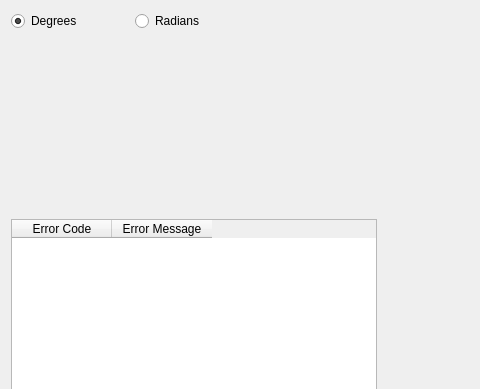
Qt form Source/Plugins/OrientationAnalysis/FilterParameterWidgets/UI_Files/OrientationUtilityWidget.ui (BlueQuartzSoftware/DREAM3D) before a commit; both pictures show x 0 to 480 and y 0 to 389 of the 562 by 479 pixel window.
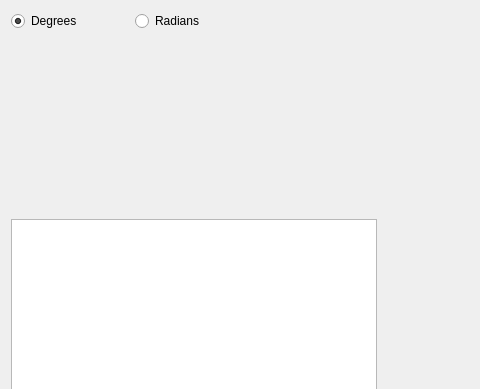
The same form after that commit. Custom widgets are drawn as their Qt base class.

Commit message: Making some last tweaks to the Orientation Utility.

Diff of the .ui file:
```diff
--- a/Source/Plugins/OrientationAnalysis/FilterParameterWidgets/UI_Files/OrientationUtilityWidget.ui
+++ b/Source/Plugins/OrientationAnalysis/FilterParameterWidgets/UI_Files/OrientationUtilityWidget.ui
@@ -14,14 +14,14 @@
    <string>Form</string>
   </property>
   <layout class="QGridLayout" name="gridLayout">
-   <item row="0" column="1">
+   <item row="0" column="2">
     <widget class="QRadioButton" name="radiansBtn">
      <property name="text">
       <string>Radians</string>
      </property>
     </widget>
    </item>
-   <item row="0" column="0">
+   <item row="0" column="1">
     <widget class="QRadioButton" name="degreesBtn">
      <property name="text">
       <string>Degrees</string>
@@ -31,7 +31,7 @@
      </property>
     </widget>
    </item>
-   <item row="6" column="3">
+   <item row="6" column="4">
     <spacer name="horizontalSpacer_7">
      <property name="orientation">
       <enum>Qt::Horizontal</enum>
@@ -44,7 +44,7 @@
      </property>
     </spacer>
    </item>
-   <item row="3" column="3">
+   <item row="3" column="4">
     <spacer name="horizontalSpacer_4">
      <property name="orientation">
       <enum>Qt::Horizontal</enum>
@@ -57,7 +57,7 @@
      </property>
     </spacer>
    </item>
-   <item row="7" column="3">
+   <item row="7" column="4">
     <spacer name="horizontalSpacer_8">
      <property name="orientation">
       <enum>Qt::Horizontal</enum>
@@ -70,7 +70,7 @@
      </property>
     </spacer>
    </item>
-   <item row="4" column="3">
+   <item row="4" column="4">
     <spacer name="horizontalSpacer_5">
      <property name="orientation">
       <enum>Qt::Horizontal</enum>
@@ -83,7 +83,7 @@
      </property>
     </spacer>
    </item>
-   <item row="0" column="2" colspan="2">
+   <item row="0" column="3" colspan="2">
     <spacer name="horizontalSpacer">
      <property name="orientation">
       <enum>Qt::Horizontal</enum>
@@ -96,7 +96,7 @@
      </property>
     </spacer>
    </item>
-   <item row="5" column="3">
+   <item row="5" column="4">
     <spacer name="horizontalSpacer_6">
      <property name="orientation">
       <enum>Qt::Horizontal</enum>
@@ -109,7 +109,7 @@
      </property>
     </spacer>
    </item>
-   <item row="1" column="3">
+   <item row="1" column="4">
     <spacer name="horizontalSpacer_2">
      <property name="orientation">
       <enum>Qt::Horizontal</enum>
@@ -122,7 +122,7 @@
      </property>
     </spacer>
    </item>
-   <item row="2" column="3">
+   <item row="2" column="4">
     <spacer name="horizontalSpacer_3">
      <property name="orientation">
       <enum>Qt::Horizontal</enum>
@@ -135,35 +135,37 @@
      </property>
     </spacer>
    </item>
-   <item row="2" column="0" colspan="3">
+   <item row="2" column="1" colspan="3">
     <widget class="CubochoricWidget" name="cubochoricWidget" native="true"/>
    </item>
-   <item row="5" column="0" colspan="3">
+   <item row="5" column="1" colspan="3">
     <widget class="OmWidget" name="omWidget" native="true"/>
    </item>
-   <item row="4" column="0" colspan="3">
+   <item row="4" column="1" colspan="3">
     <widget class="HomochoricWidget" name="homochoricWidget" native="true"/>
    </item>
-   <item row="6" column="0" colspan="3">
+   <item row="6" column="1" colspan="3">
     <widget class="QuatWidget" name="quatWidget" native="true"/>
    </item>
-   <item row="3" column="0" colspan="3">
+   <item row="3" column="1" colspan="3">
     <widget class="EulerWidget" name="eulerWidget" native="true"/>
    </item>
-   <item row="7" column="0" colspan="3">
-    <widget class="RodriguesWidget" name="rodriguesWidget" native="true"/>
+   <item row="7" column="1" colspan="3">
+    <widget class="RodriguesWidget" name="rodriguesWidget" native="true">
+     <zorder>errorTextEdit</zorder>
+    </widget>
    </item>
-   <item row="1" column="0" colspan="3">
+   <item row="1" column="1" colspan="3">
     <widget class="AxisAngleWidget" name="axisAngleWidget" native="true"/>
    </item>
-   <item row="9" column="0" colspan="3">
+   <item row="9" column="1" colspan="3">
     <widget class="QLabel" name="label">
      <property name="text">
       <string>&lt;html&gt;&lt;head/&gt;&lt;body&gt;&lt;p&gt;&lt;span style=&quot; font-size:10pt; font-weight:600;&quot;&gt;THIS IS A UTILITY, AND DOES NOT AFFECT THE PIPELINE.&lt;/span&gt;&lt;/p&gt;&lt;/body&gt;&lt;/html&gt;</string>
      </property>
     </widget>
    </item>
-   <item row="8" column="3">
+   <item row="8" column="4">
     <spacer name="horizontalSpacer_9">
      <property name="orientation">
       <enum>Qt::Horizontal</enum>
@@ -176,7 +178,7 @@
      </property>
     </spacer>
    </item>
-   <item row="9" column="3">
+   <item row="9" column="4">
     <spacer name="horizontalSpacer_10">
      <property name="orientation">
       <enum>Qt::Horizontal</enum>
@@ -189,21 +191,24 @@
      </property>
     </spacer>
    </item>
-   <item row="8" column="0" colspan="3">
-    <widget class="QTableWidget" name="errorTable">
-     <attribute name="verticalHeaderVisible">
-      <bool>false</bool>
-     </attribute>
-     <column>
-      <property name="text">
-       <string>Error Code</string>
-      </property>
-     </column>
-     <column>
-      <property name="text">
-       <string>Error Message</string>
-      </property>
-     </column>
+   <item row="8" column="1" colspan="3">
+    <widget class="QTextEdit" name="errorTextEdit">
+     <property name="font">
+      <font>
+       <family>Arial</family>
+       <pointsize>9</pointsize>
+      </font>
+     </property>
+     <property name="readOnly">
+      <bool>true</bool>
+     </property>
+     <property name="html">
+      <string>&lt;!DOCTYPE HTML PUBLIC &quot;-//W3C//DTD HTML 4.0//EN&quot; &quot;http://www.w3.org/TR/REC-html40/strict.dtd&quot;&gt;
+&lt;html&gt;&lt;head&gt;&lt;meta name=&quot;qrichtext&quot; content=&quot;1&quot; /&gt;&lt;style type=&quot;text/css&quot;&gt;
+p, li { white-space: pre-wrap; }
+&lt;/style&gt;&lt;/head&gt;&lt;body style=&quot; font-family:'Arial'; font-size:9pt; font-weight:400; font-style:normal;&quot;&gt;
+&lt;p style=&quot;-qt-paragraph-type:empty; margin-top:0px; margin-bottom:0px; margin-left:0px; margin-right:0px; -qt-block-indent:0; text-indent:0px;&quot;&gt;&lt;br /&gt;&lt;/p&gt;&lt;/body&gt;&lt;/html&gt;</string>
+     </property>
     </widget>
    </item>
   </layout>
```
Left out of the diff: 1 changed line with no effect on the pictures. The commit also changes 10 other files.
